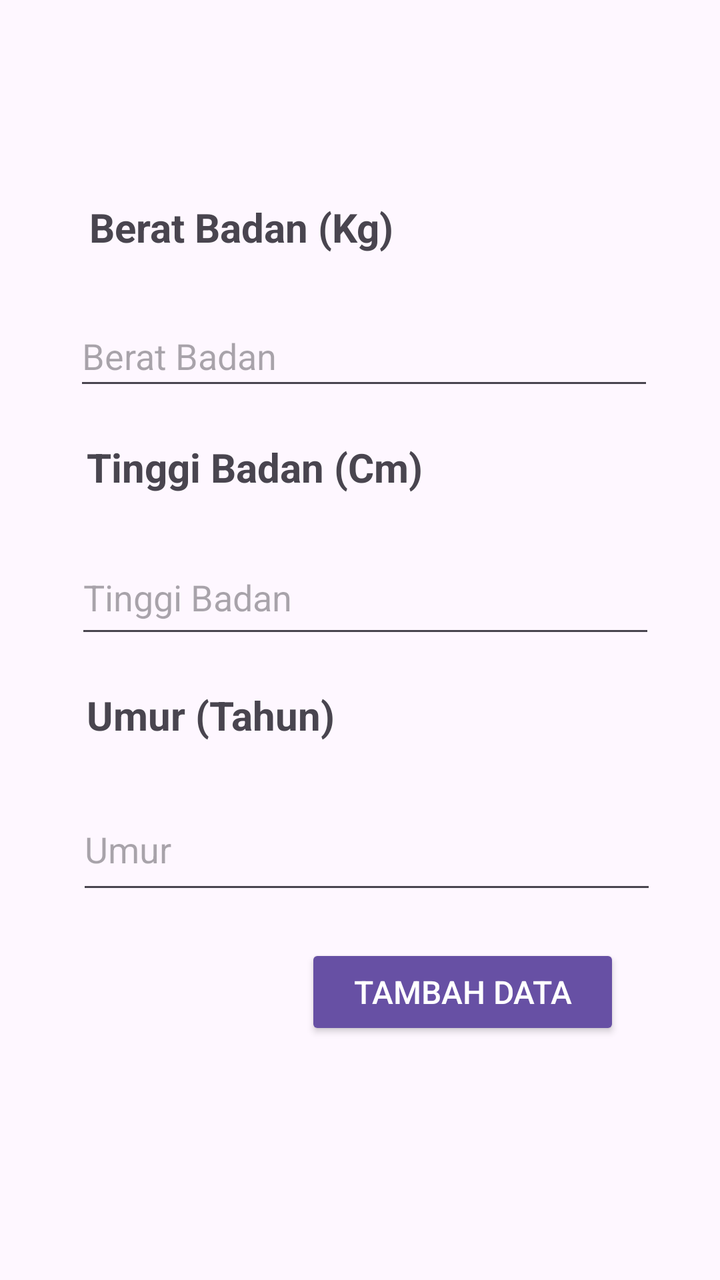
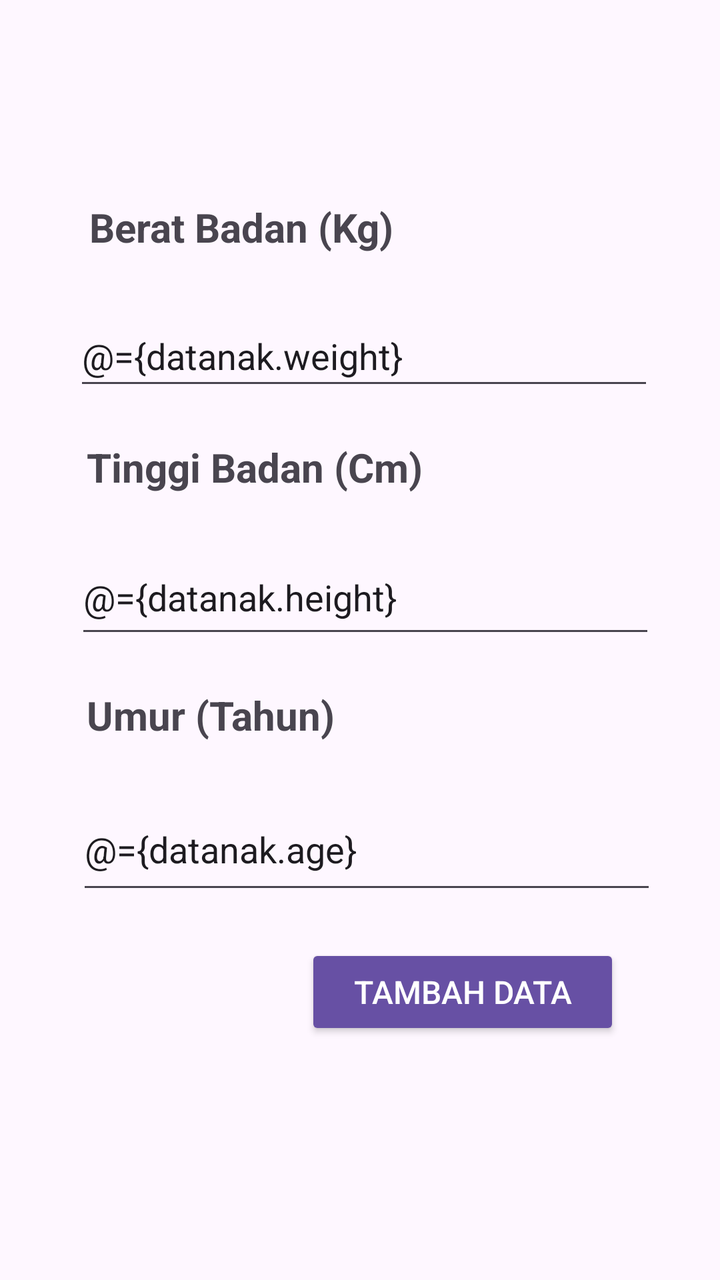

Compare the two renders of this Android layout. The source of the first and the diff that turns it into the second are given below.
<!-- AndroidManifest.xml: application theme Theme.ANMP_MiniProject -->
<!-- res/layout/fragment_ukur.xml -->
<?xml version="1.0" encoding="utf-8"?>
<FrameLayout xmlns:android="http://schemas.android.com/apk/res/android"
    xmlns:app="http://schemas.android.com/apk/res-auto"
    xmlns:tools="http://schemas.android.com/tools"
    android:layout_width="match_parent"
    android:layout_height="match_parent"
    tools:context=".view.FragmentUkur">

    <androidx.constraintlayout.widget.ConstraintLayout
        android:layout_width="match_parent"
        android:layout_height="match_parent">

        <TextView
            android:id="@+id/txtView"
            android:layout_width="190dp"
            android:layout_height="33dp"
            android:layout_marginStart="30dp"
            android:layout_marginTop="100dp"
            android:text="Berat Badan (Kg)"
            android:textSize="20sp"
            android:textStyle="bold"
            app:layout_constraintEnd_toEndOf="parent"
            app:layout_constraintHorizontal_bias="0.105"
            app:layout_constraintStart_toStartOf="parent"
            app:layout_constraintTop_toTopOf="parent" />

        <EditText
            android:id="@+id/txtBerat"
            android:layout_width="290dp"
            android:layout_height="47dp"
            android:layout_marginStart="30dp"
            android:layout_marginTop="20dp"
            android:ems="10"
            android:hint="Berat Badan"
            android:inputType="text"
            app:layout_constraintEnd_toEndOf="parent"
            app:layout_constraintHorizontal_bias="0.178"
            app:layout_constraintStart_toStartOf="parent"
            app:layout_constraintTop_toBottomOf="@+id/txtView" />

        <TextView
            android:id="@+id/txtview2"
            android:layout_width="216dp"
            android:layout_height="30dp"
            android:layout_marginStart="30dp"
            android:layout_marginTop="20dp"
            android:text="Tinggi Badan (Cm)"
            android:textSize="20sp"
            android:textStyle="bold"
            app:layout_constraintEnd_toEndOf="parent"
            app:layout_constraintHorizontal_bias="0.117"
            app:layout_constraintStart_toStartOf="parent"
            app:layout_constraintTop_toBottomOf="@id/txtBerat" />

        <EditText
            android:id="@+id/txtTinggi"
            android:layout_width="290dp"
            android:layout_height="54dp"
            android:layout_marginStart="30dp"
            android:layout_marginTop="20dp"
            android:ems="10"
            android:hint="Tinggi Badan"
            android:inputType="text"
            app:layout_constraintEnd_toEndOf="parent"
            app:layout_constraintHorizontal_bias="0.19"
            app:layout_constraintStart_toStartOf="parent"
            app:layout_constraintTop_toBottomOf="@+id/txtview2" />

        <TextView
            android:id="@+id/txtview"
            android:layout_width="216dp"
            android:layout_height="30dp"
            android:layout_marginStart="30dp"
            android:layout_marginTop="20dp"
            android:text="Umur (Tahun)"
            android:textSize="20sp"
            android:textStyle="bold"
            app:layout_constraintEnd_toEndOf="parent"
            app:layout_constraintHorizontal_bias="0.117"
            app:layout_constraintStart_toStartOf="parent"
            app:layout_constraintTop_toBottomOf="@+id/txtTinggi" />

        <EditText
            android:id="@+id/txtUmur"
            android:layout_width="290dp"
            android:layout_height="58dp"
            android:layout_marginStart="30dp"
            android:layout_marginTop="20dp"
            android:ems="10"
            android:hint="Umur"
            android:inputType="text"
            app:layout_constraintEnd_toEndOf="parent"
            app:layout_constraintHorizontal_bias="0.205"
            app:layout_constraintStart_toStartOf="parent"
            app:layout_constraintTop_toBottomOf="@+id/txtview" />

        <Button
            android:id="@+id/btnUkur"
            style="@style/Widget.AppCompat.Button"
            android:layout_width="wrap_content"
            android:layout_height="wrap_content"
            android:layout_marginTop="20dp"
            android:layout_marginEnd="50dp"
            android:text="Tambah Data"
            android:textColorLink="@color/design_default_color_secondary"
            android:textSize="16sp"
            app:layout_constraintEnd_toEndOf="parent"
            app:layout_constraintTop_toBottomOf="@+id/txtUmur" />

    </androidx.constraintlayout.widget.ConstraintLayout>
</FrameLayout>
<!-- resources referenced by this layout -->
<resources>
  <style name="Theme.ANMP_MiniProject" parent="Base.Theme.ANMP_MiniProject" />
  <style name="Base.Theme.ANMP_MiniProject" parent="Theme.Material3.DayNight">
          
          
      </style>
</resources>

<!-- the commit's change to res/layout/fragment_ukur.xml (unified diff, before → after) -->
@@ -1,111 +1,127 @@
 <?xml version="1.0" encoding="utf-8"?>
-<FrameLayout xmlns:android="http://schemas.android.com/apk/res/android"
+<layout xmlns:android="http://schemas.android.com/apk/res/android"
     xmlns:app="http://schemas.android.com/apk/res-auto"
-    xmlns:tools="http://schemas.android.com/tools"
-    android:layout_width="match_parent"
-    android:layout_height="match_parent"
-    tools:context=".view.FragmentUkur">
+    xmlns:tools="http://schemas.android.com/tools">
 
-    <androidx.constraintlayout.widget.ConstraintLayout
+    <data>
+        <variable
+            name="datanak"
+            type="com.mlbdev.anmp_miniproject.model.DataUkur" />
+        <variable
+            name="listener"
+            type="com.mlbdev.anmp_miniproject.view.DataUkurListener" />
+    </data>
+
+    <FrameLayout
         android:layout_width="match_parent"
-        android:layout_height="match_parent">
+        android:layout_height="match_parent"
+        tools:context=".view.FragmentUkur">
 
-        <TextView
-            android:id="@+id/txtView"
-            android:layout_width="190dp"
-            android:layout_height="33dp"
-            android:layout_marginStart="30dp"
-            android:layout_marginTop="100dp"
-            android:text="Berat Badan (Kg)"
-            android:textSize="20sp"
-            android:textStyle="bold"
-            app:layout_constraintEnd_toEndOf="parent"
-            app:layout_constraintHorizontal_bias="0.105"
-            app:layout_constraintStart_toStartOf="parent"
-            app:layout_constraintTop_toTopOf="parent" />
+        <androidx.constraintlayout.widget.ConstraintLayout
+            android:layout_width="match_parent"
+            android:layout_height="match_parent">
 
-        <EditText
-            android:id="@+id/txtBerat"
-            android:layout_width="290dp"
-            android:layout_height="47dp"
-            android:layout_marginStart="30dp"
-            android:layout_marginTop="20dp"
-            android:ems="10"
-            android:hint="Berat Badan"
-            android:inputType="text"
-            app:layout_constraintEnd_toEndOf="parent"
-            app:layout_constraintHorizontal_bias="0.178"
-            app:layout_constraintStart_toStartOf="parent"
-            app:layout_constraintTop_toBottomOf="@+id/txtView" />
+            <TextView
+                android:id="@+id/txtView"
+                android:layout_width="190dp"
+                android:layout_height="33dp"
+                android:layout_marginStart="30dp"
+                android:layout_marginTop="100dp"
+                android:text="Berat Badan (Kg)"
+                android:textSize="20sp"
+                android:textStyle="bold"
+                app:layout_constraintEnd_toEndOf="parent"
+                app:layout_constraintHorizontal_bias="0.105"
+                app:layout_constraintStart_toStartOf="parent"
+                app:layout_constraintTop_toTopOf="parent" />
 
-        <TextView
-            android:id="@+id/txtview2"
-            android:layout_width="216dp"
-            android:layout_height="30dp"
-            android:layout_marginStart="30dp"
-            android:layout_marginTop="20dp"
-            android:text="Tinggi Badan (Cm)"
-            android:textSize="20sp"
-            android:textStyle="bold"
-            app:layout_constraintEnd_toEndOf="parent"
-            app:layout_constraintHorizontal_bias="0.117"
-            app:layout_constraintStart_toStartOf="parent"
-            app:layout_constraintTop_toBottomOf="@id/txtBerat" />
+            <EditText
+                android:id="@+id/txtBerat"
+                android:text="@={datanak.weight}"
+                android:layout_width="290dp"
+                android:layout_height="47dp"
+                android:layout_marginStart="30dp"
+                android:layout_marginTop="20dp"
+                android:ems="10"
+                android:hint="Berat Badan"
+                android:inputType="text"
+                app:layout_constraintEnd_toEndOf="parent"
+                app:layout_constraintHorizontal_bias="0.178"
+                app:layout_constraintStart_toStartOf="parent"
+                app:layout_constraintTop_toBottomOf="@+id/txtView" />
 
-        <EditText
-            android:id="@+id/txtTinggi"
-            android:layout_width="290dp"
-            android:layout_height="54dp"
-            android:layout_marginStart="30dp"
-            android:layout_marginTop="20dp"
-            android:ems="10"
-            android:hint="Tinggi Badan"
-            android:inputType="text"
-            app:layout_constraintEnd_toEndOf="parent"
-            app:layout_constraintHorizontal_bias="0.19"
-            app:layout_constraintStart_toStartOf="parent"
-            app:layout_constraintTop_toBottomOf="@+id/txtview2" />
+            <TextView
+                android:id="@+id/txtview2"
+                android:layout_width="216dp"
+                android:layout_height="30dp"
+                android:layout_marginStart="30dp"
+                android:layout_marginTop="20dp"
+                android:text="Tinggi Badan (Cm)"
+                android:textSize="20sp"
+                android:textStyle="bold"
+                app:layout_constraintEnd_toEndOf="parent"
+                app:layout_constraintHorizontal_bias="0.117"
+                app:layout_constraintStart_toStartOf="parent"
+                app:layout_constraintTop_toBottomOf="@id/txtBerat" />
 
-        <TextView
-            android:id="@+id/txtview"
-            android:layout_width="216dp"
-            android:layout_height="30dp"
-            android:layout_marginStart="30dp"
-            android:layout_marginTop="20dp"
-            android:text="Umur (Tahun)"
-            android:textSize="20sp"
-            android:textStyle="bold"
-            app:layout_constraintEnd_toEndOf="parent"
-            app:layout_constraintHorizontal_bias="0.117"
-            app:layout_constraintStart_toStartOf="parent"
-            app:layout_constraintTop_toBottomOf="@+id/txtTinggi" />
+            <EditText
+                android:id="@+id/txtTinggi"
+                android:text="@={datanak.height}"
+                android:layout_width="290dp"
+                android:layout_height="54dp"
+                android:layout_marginStart="30dp"
+                android:layout_marginTop="20dp"
+                android:ems="10"
+                android:hint="Tinggi Badan"
+                android:inputType="text"
+                app:layout_constraintEnd_toEndOf="parent"
+                app:layout_constraintHorizontal_bias="0.19"
+                app:layout_constraintStart_toStartOf="parent"
+                app:layout_constraintTop_toBottomOf="@+id/txtview2" />
 
-        <EditText
-            android:id="@+id/txtUmur"
-            android:layout_width="290dp"
-            android:layout_height="58dp"
-            android:layout_marginStart="30dp"
-            android:layout_marginTop="20dp"
-            android:ems="10"
-            android:hint="Umur"
-            android:inputType="text"
-            app:layout_constraintEnd_toEndOf="parent"
-            app:layout_constraintHorizontal_bias="0.205"
-            app:layout_constraintStart_toStartOf="parent"
-            app:layout_constraintTop_toBottomOf="@+id/txtview" />
+            <TextView
+                android:id="@+id/txtview"
+                android:layout_width="216dp"
+                android:layout_height="30dp"
+                android:layout_marginStart="30dp"
+                android:layout_marginTop="20dp"
+                android:text="Umur (Tahun)"
+                android:textSize="20sp"
+                android:textStyle="bold"
+                app:layout_constraintEnd_toEndOf="parent"
+                app:layout_constraintHorizontal_bias="0.117"
+                app:layout_constraintStart_toStartOf="parent"
+                app:layout_constraintTop_toBottomOf="@+id/txtTinggi" />
 
-        <Button
-            android:id="@+id/btnUkur"
-            style="@style/Widget.AppCompat.Button"
-            android:layout_width="wrap_content"
-            android:layout_height="wrap_content"
-            android:layout_marginTop="20dp"
-            android:layout_marginEnd="50dp"
-            android:text="Tambah Data"
-            android:textColorLink="@color/design_default_color_secondary"
-            android:textSize="16sp"
-            app:layout_constraintEnd_toEndOf="parent"
-            app:layout_constraintTop_toBottomOf="@+id/txtUmur" />
+            <EditText
+                android:id="@+id/txtUmur"
+                android:text="@={datanak.age}"
+                android:layout_width="290dp"
+                android:layout_height="58dp"
+                android:layout_marginStart="30dp"
+                android:layout_marginTop="20dp"
+                android:ems="10"
+                android:hint="Umur"
+                android:inputType="text"
+                app:layout_constraintEnd_toEndOf="parent"
+                app:layout_constraintHorizontal_bias="0.205"
+                app:layout_constraintStart_toStartOf="parent"
+                app:layout_constraintTop_toBottomOf="@+id/txtview" />
 
-    </androidx.constraintlayout.widget.ConstraintLayout>
-</FrameLayout>
+            <Button
+                android:id="@+id/btnUkur"
+                android:onClick="@{()-> listener.onTambahClick(datanak)}"
+                style="@style/Widget.AppCompat.Button"
+                android:layout_width="wrap_content"
+                android:layout_height="wrap_content"
+                android:layout_marginTop="20dp"
+                android:layout_marginEnd="50dp"
+                android:text="Tambah Data"
+                android:textColorLink="@color/design_default_color_secondary"
+                android:textSize="16sp"
+                app:layout_constraintEnd_toEndOf="parent"
+                app:layout_constraintTop_toBottomOf="@+id/txtUmur" />
+
+        </androidx.constraintlayout.widget.ConstraintLayout>
+    </FrameLayout>
+</layout>
